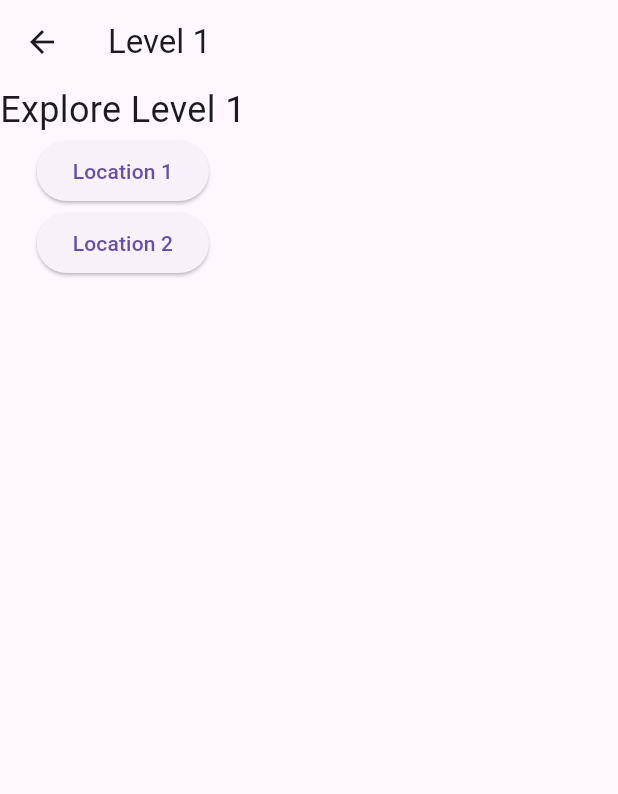
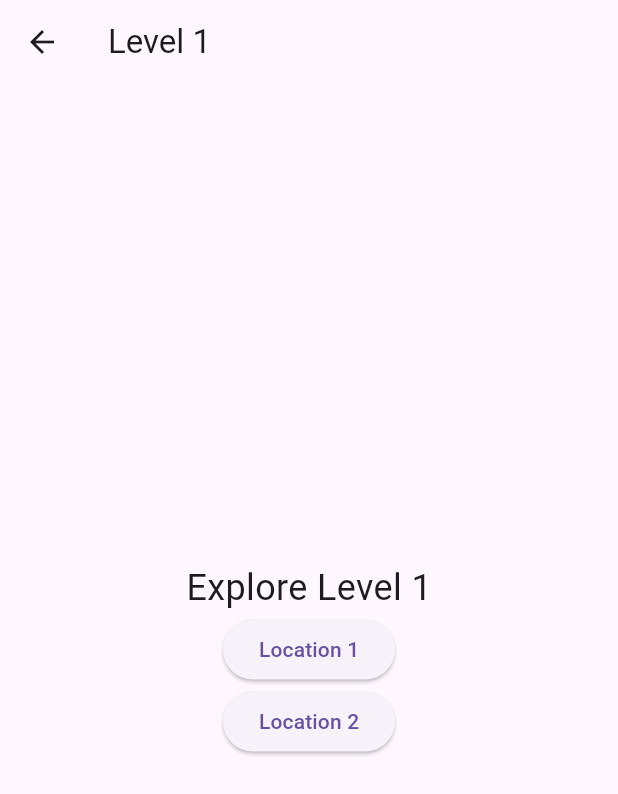
Before and after one commit to JacobRodrigue03/ScavengerHunt, a Flutter app: the screen it shows after launch, after a tap on an icon or button, on a phone screen of 412 x 824 dp. Shown: the top 794 px of the screen. Run offline on Flutter 3.47's test engine with Material 3 defaults, Android fonts, the light colour scheme and no system bars; our stand-ins replace shared_preferences.

Commit message:
centered some things nicely

```diff
--- a/flutter_application_scavenge/lib/level_page.dart
+++ b/flutter_application_scavenge/lib/level_page.dart
@@ -10,14 +10,18 @@ class LevelPage extends StatelessWidget {
   Widget build(BuildContext context) {
     return Scaffold(
       appBar: AppBar(title: Text('Level $level')),
-      body: Column(
+      body: Center(
+        child: Column(
+          mainAxisAlignment: MainAxisAlignment.center,
           children: [
             Text('Explore Level $level', style: const TextStyle(fontSize: 24)),
             ElevatedButton(
               onPressed: () {
                 Navigator.push(
                   context,
-                MaterialPageRoute(builder: (_) => LocationPage(level: level, locationNumber: 1)),
+                  MaterialPageRoute(
+                      builder: (_) =>
+                          LocationPage(level: level, locationNumber: 1)),
                 );
               },
               child: const Text('Location 1'),
@@ -26,13 +30,16 @@ class LevelPage extends StatelessWidget {
               onPressed: () {
                 Navigator.push(
                   context,
-                MaterialPageRoute(builder: (_) => LocationPage(level: level, locationNumber: 2)),
+                  MaterialPageRoute(
+                      builder: (_) =>
+                          LocationPage(level: level, locationNumber: 2)),
                 );
               },
               child: const Text('Location 2'),
             ),
           ],
         ),
+      ),
     );
   }
 }
```
Lines whose indentation alone changed are shown as unchanged.
